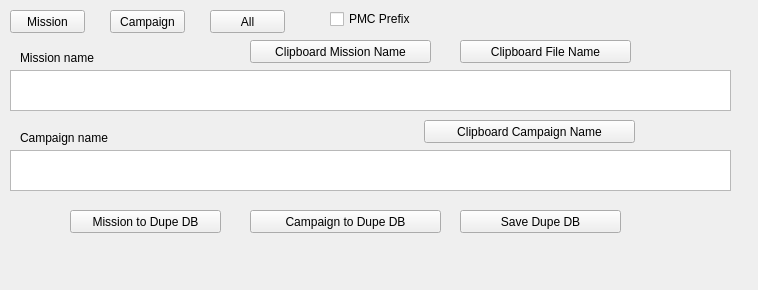
Before: the Qt Designer form widget.ui in SnakeManPMC/arma-2-Mission_Name_Generator, drawn with Qt 5.
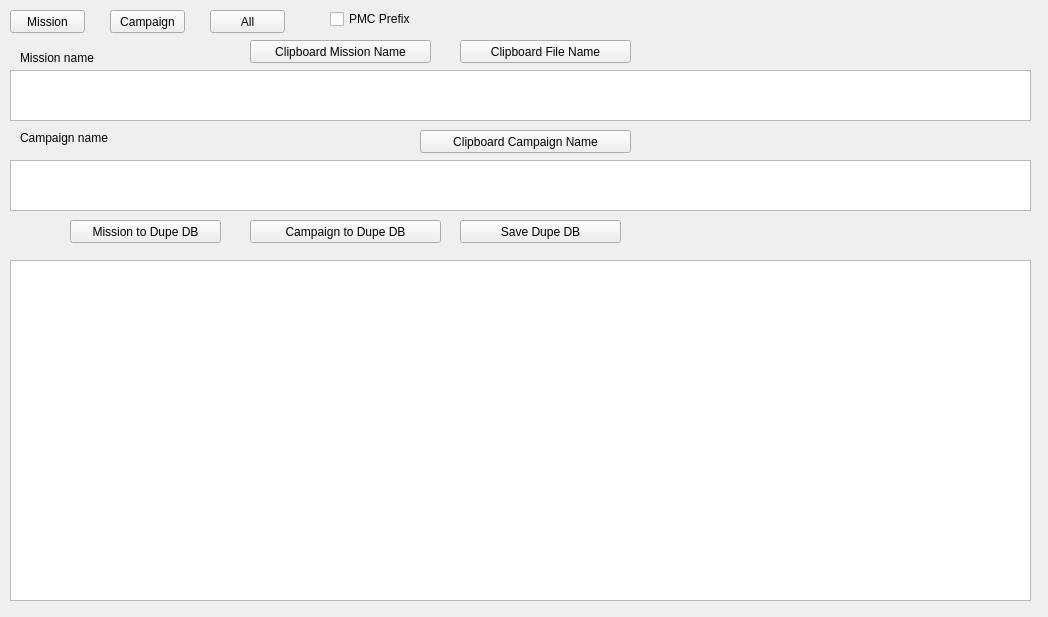
After: the same form once the commit is applied.

Commit message: Status box added - version number added to header, for easier use - proper indent - saving dupe db written to status box - mission and campaign name to dupe db written to status box - mission file name, mission and campaign name to clipboard written to status box

The edit to the form file:
```diff
--- a/widget.ui
+++ b/widget.ui
@@ -6,8 +6,8 @@
    <rect>
     <x>0</x>
     <y>0</y>
-    <width>758</width>
-    <height>290</height>
+    <width>1048</width>
+    <height>617</height>
    </rect>
   </property>
   <widget class="QPlainTextEdit" name="plainMissionName">
@@ -15,10 +15,13 @@
     <rect>
      <x>10</x>
      <y>70</y>
-     <width>721</width>
-     <height>41</height>
+     <width>1021</width>
+     <height>51</height>
     </rect>
    </property>
+   <property name="styleSheet">
+    <string notr="true">font: 16pt &quot;Verdana&quot;;</string>
+   </property>
   </widget>
   <widget class="QPushButton" name="MissionName">
    <property name="geometry">
@@ -63,11 +66,14 @@
    <property name="geometry">
     <rect>
      <x>10</x>
-     <y>150</y>
-     <width>721</width>
-     <height>41</height>
+     <y>160</y>
+     <width>1021</width>
+     <height>51</height>
     </rect>
    </property>
+   <property name="styleSheet">
+    <string notr="true">font: 16pt &quot;Verdana&quot;;</string>
+   </property>
   </widget>
   <widget class="QLabel" name="Label_MissionName">
    <property name="geometry">
@@ -124,8 +130,8 @@
   <widget class="QPushButton" name="ClipboardCampaignName">
    <property name="geometry">
     <rect>
-     <x>424</x>
-     <y>120</y>
+     <x>420</x>
+     <y>130</y>
      <width>211</width>
      <height>23</height>
     </rect>
@@ -151,7 +157,7 @@
    <property name="geometry">
     <rect>
      <x>70</x>
-     <y>210</y>
+     <y>220</y>
      <width>151</width>
      <height>23</height>
     </rect>
@@ -164,7 +170,7 @@
    <property name="geometry">
     <rect>
      <x>250</x>
-     <y>210</y>
+     <y>220</y>
      <width>191</width>
      <height>23</height>
     </rect>
@@ -177,7 +183,7 @@
    <property name="geometry">
     <rect>
      <x>460</x>
-     <y>210</y>
+     <y>220</y>
      <width>161</width>
      <height>23</height>
     </rect>
@@ -186,6 +192,19 @@
     <string>Save Dupe DB</string>
    </property>
   </widget>
+  <widget class="QTextEdit" name="textEdit_Status">
+   <property name="geometry">
+    <rect>
+     <x>10</x>
+     <y>260</y>
+     <width>1021</width>
+     <height>341</height>
+    </rect>
+   </property>
+   <property name="styleSheet">
+    <string notr="true">font: 16pt &quot;Verdana&quot;;</string>
+   </property>
+  </widget>
  </widget>
  <layoutdefault spacing="6" margin="11"/>
  <resources/>
```
The commit also changes 3 other files.
